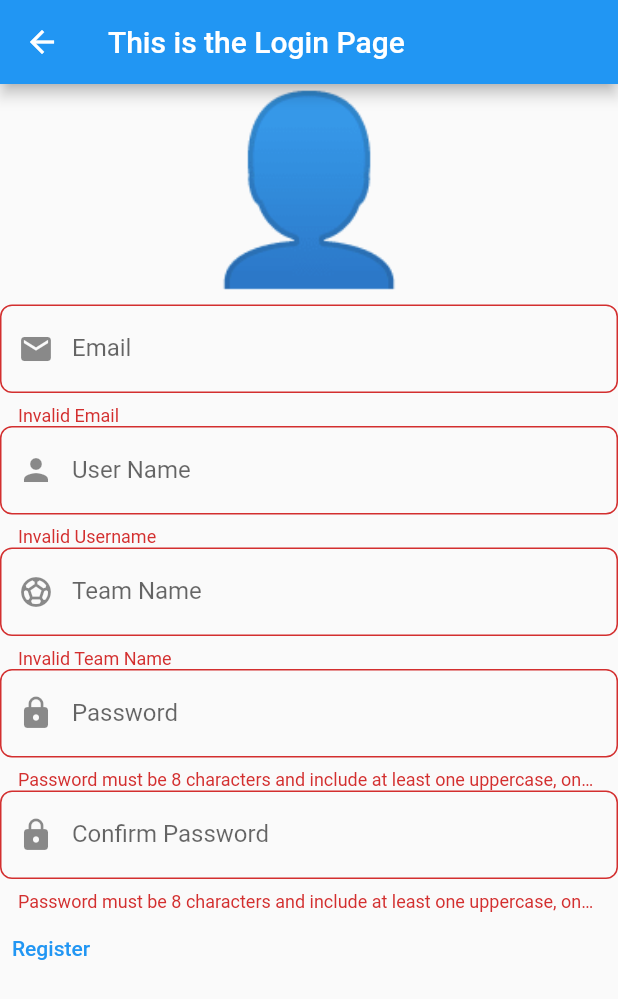
After one commit to Infotekkers/EFPL, a Flutter app: the screen it shows after launch, after a tap on "Register Here!", on a phone screen of 412 x 824 dp. The commit adds this screen. Shown: the top 999 px of the screen. Run offline on Flutter 3.47's test engine with Material 2 defaults, Android fonts, the phone set to English and light mode, and no system bars; our stand-ins replace bloc, dartz, flutter_bloc, flutter_boxicons, flutter_dotenv, flutter_svg and 5 more; missing offline and left inert: dart:js, http_interceptor; generated files the repository leaves out were written again; statements that could not run were skipped.

Commit message:
registration ui start

```diff
--- a/flutter-user-client/lib/application/auth/register_form/register_form_state.dart
+++ b/flutter-user-client/lib/application/auth/register_form/register_form_state.dart
@@ -13,6 +13,7 @@ abstract class RegisterFormState with _$RegisterFormState {
     required bool showErrorMessages,
     required bool isSubmitting,
     required Option<Either<AuthFailure, User>> authFailureOrSuccessOption,
+    required Option<Either<AuthFailure, Password>> isMatch,
   }) = _RegisterFormState;
 
   factory RegisterFormState.initial() => RegisterFormState(
@@ -26,5 +27,6 @@ abstract class RegisterFormState with _$RegisterFormState {
         showErrorMessages: false,
         isSubmitting: false,
         authFailureOrSuccessOption: none(),
+        isMatch: none(),
       );
 }
--- a/flutter-user-client/lib/domain/auth/auth_failure.dart
+++ b/flutter-user-client/lib/domain/auth/auth_failure.dart
@@ -10,6 +10,6 @@ abstract class AuthFailure with _$AuthFailure {
   const factory AuthFailure.emailAlreadyInUse() = EmailAlreadyInUse;
   const factory AuthFailure.invalidEmailPasswordCombination() =
       InvalidEmailPasswordCombination;
+  const factory AuthFailure.passwordDontMatch() = PasswordDontMatch;
   const factory AuthFailure.emailNotFound() = EmailNotFound;
-  const factory AuthFailure.passwordDontMatch() = PassordsDontMatch;
 }
--- a/flutter-user-client/lib/domain/auth/auth_value_objects.dart
+++ b/flutter-user-client/lib/domain/auth/auth_value_objects.dart
@@ -38,7 +38,7 @@ class UserName extends ValueObject<String> {
 
   factory UserName(String userNameStr) {
     return UserName._(
-      validateUserName(userNameStr),
+      validateName(userNameStr),
     );
   }
 
@@ -52,7 +52,7 @@ class TeamName extends ValueObject<String> {
 
   factory TeamName(String teamNameStr) {
     return TeamName._(
-      validateUserName(teamNameStr),
+      validateName(teamNameStr),
     );
   }
 
@@ -65,9 +65,7 @@ class Country extends ValueObject<String> {
   final Either<ValueFailure<String>, String> value;
 
   factory Country(String countryStr) {
-    return Country._(
-      validateUserName(countryStr),
-    );
+    return Country._(validateNotEmpty(countryStr));
   }
 
   const Country._(this.value);
@@ -79,9 +77,7 @@ class FavoriteEplTeam extends ValueObject<String> {
   final Either<ValueFailure<String>, String> value;
 
   factory FavoriteEplTeam(String favTeamStr) {
-    return FavoriteEplTeam._(
-      validateUserName(favTeamStr),
-    );
+    return FavoriteEplTeam._(validateNotEmpty(favTeamStr));
   }
 
   const FavoriteEplTeam._(this.value);
--- a/flutter-user-client/lib/domain/core/value_failures.dart
+++ b/flutter-user-client/lib/domain/core/value_failures.dart
@@ -9,7 +9,8 @@ abstract class ValueFailure<T> with _$ValueFailure<T> {
       InvalidEmail<T>;
   const factory ValueFailure.shortPassword({required String failedValue}) =
       ShortPassword<T>;
-  const factory ValueFailure.invalidUserName({required T failedValue}) =
-      InvalidUserName<T>;
+
+  const factory ValueFailure.invalidName({required T failedValue}) =
+      InvalidName<T>;
   const factory ValueFailure.empty({required T failedValue}) = Empty<T>;
 }
--- a/flutter-user-client/lib/domain/core/value_validators.dart
+++ b/flutter-user-client/lib/domain/core/value_validators.dart
@@ -1,4 +1,6 @@
 import 'package:dartz/dartz.dart';
+import 'package:efpl/domain/auth/auth_failure.dart';
+import 'package:efpl/domain/auth/auth_value_objects.dart';
 import 'package:efpl/domain/core/value_failures.dart';
 
 Either<ValueFailure<String>, String> validateNotEmpty(String input) {
@@ -29,12 +31,18 @@ Either<ValueFailure<String>, String> validatePassword(String input) {
   }
 }
 
-Either<ValueFailure<String>, String> validateUserName(String input) {
-  const nameRegex = r'''([A-Z][a-z]{1,})\w+\s+([A-Z][a-z]{0,})\w''';
+Either<AuthFailure, Password> passWordMatch(Password input1, Password input2) {
+  if (input2 == input1) {
+    return right(input2);
+  } else {
+    return left(const AuthFailure.passwordDontMatch());
+  }
+}
 
-  if (RegExp(nameRegex).hasMatch(input)) {
+Either<ValueFailure<String>, String> validateName(String input) {
+  if (input.isNotEmpty) {
     return right(input);
   } else {
-    return left(ValueFailure.invalidUserName(failedValue: input));
+    return left(ValueFailure.invalidName(failedValue: input));
   }
 }
--- a/flutter-user-client/lib/infrastructure/auth/auth_repository.dart
+++ b/flutter-user-client/lib/infrastructure/auth/auth_repository.dart
@@ -46,7 +46,6 @@ class AuthRepository implements IAuthRepository {
   Future<Either<AuthFailure, User>> registerUser(
       {required User user, required Password password}) async {
     final Uri url = Uri.parse("$_baseUrl/register");
-
     final UserDto userDtoOut = UserDto.fromDomain(user);
 
     final outGoingJson =
@@ -59,6 +58,8 @@ class AuthRepository implements IAuthRepository {
         // ignore: avoid_print
         print('success');
         return right(userDtoIn.toDomain());
+      } else if (response.statusCode == 400) {
+        return left(const AuthFailure.emailAlreadyInUse());
       } else {
         return left(const AuthFailure.serverError());
       }
--- /dev/null
+++ b/flutter-user-client/lib/presentation/authentication/register/register_view.dart
@@ -0,0 +1,25 @@
+import 'package:efpl/presentation/authentication/register/widgets/register_form.dart';
+import 'package:flutter/material.dart';
+import 'package:flutter_bloc/flutter_bloc.dart';
+import '../../../application/auth/register_form/register_form_bloc.dart';
+import '../../../application/util/util_bloc.dart';
+import '../../../injectable.dart';
+
+class RegisterPage extends StatelessWidget {
+  const RegisterPage({Key? key}) : super(key: key);
+
+  @override
+  Widget build(BuildContext context) {
+    final UtilBloc _utilBloc = getIt<UtilBloc>();
+    _utilBloc.add(const UtilEvent.setDefaultLocale());
+    return Scaffold(
+      appBar: AppBar(
+        title: const Text('This is the Login Page'),
+      ),
+      body: BlocProvider(
+        create: (context) => getIt<RegisterFormBloc>(),
+        child: const RegisterForm(),
+      ),
+    );
+  }
+}
--- /dev/null
+++ b/flutter-user-client/lib/presentation/authentication/register/widgets/register_form.dart
@@ -0,0 +1,226 @@
+import 'package:flutter/material.dart';
+import 'package:flutter_bloc/flutter_bloc.dart';
+
+import '../../../../services/snack_bar.dart';
+import '../../../../application/auth/register_form/register_form_bloc.dart';
+
+class RegisterForm extends StatelessWidget {
+  const RegisterForm({Key? key}) : super(key: key);
+
+  @override
+  Widget build(BuildContext context) {
+    return BlocConsumer<RegisterFormBloc, RegisterFormState>(
+      listener: (context, state) {
+        state.authFailureOrSuccessOption.fold(
+          () {},
+          (either) {
+            either.fold(
+              (failure) {
+                failure.maybeMap(
+                  // connection errors
+                  networkError: (_) {
+                    CustomSnackBar().showCustomSnackBar(
+                      showContext: context,
+                      headlineText: "Network Error",
+                      message: "Please check your connection",
+                      snackBarType: "warning",
+                    );
+                  },
+                  serverError: (_) {
+                    CustomSnackBar().showCustomSnackBar(
+                      showContext: context,
+                      headlineText: "Server Error",
+                      message: "Please check your connection",
+                      snackBarType: "warning",
+                    );
+                  },
+                  // Value failures
+                  cancelledByUser: (_) {
+                    CustomSnackBar().showCustomSnackBar(
+                      showContext: context,
+                      headlineText: "Cancellation!",
+                      message: "Process Cancelled by USer",
+                      snackBarType: "warning",
+                    );
+                  },
+                  emailAlreadyInUse: (_) {
+                    CustomSnackBar().showCustomSnackBar(
+                      showContext: context,
+                      headlineText: "Credential Issue",
+                      message: "Email Alrady In Use",
+                      snackBarType: "warning",
+                    );
+                  },
+
+                  orElse: () {
+                    CustomSnackBar().showCustomSnackBar(
+                      showContext: context,
+                      headlineText: "Something went wrong.",
+                      message: "Something went wrong. Try again!",
+                      snackBarType: "error",
+                    );
+                  },
+                );
+              },
+              (_) {},
+            );
+          },
+        );
+
+        state.isMatch.fold(
+          () => {},
+          (either) => either.fold(
+            (f) {
+              f.maybeMap(
+                  passwordDontMatch: (_) {
+                    CustomSnackBar().showCustomSnackBar(
+                      showContext: context,
+                      headlineText: "Credential Issue",
+                      message: "Passwords don't Match",
+                      snackBarType: "warning",
+                      showDuration: 1,
+                    );
+                  },
+                  orElse: () {});
+            },
+            (_) {},
+          ),
+        );
+      },
+      builder: (context, state) {
+        return Form(
+          autovalidateMode: AutovalidateMode.always,
+          child: ListView(
+            children: [
+              const Text(
+                '👤',
+                textAlign: TextAlign.center,
+                style: TextStyle(fontSize: 120),
+              ),
+              const SizedBox(
+                height: 6,
+              ),
+              TextFormField(
+                keyboardType: TextInputType.text,
+                decoration: const InputDecoration(
+                  prefixIcon: Icon(Icons.email),
+                  labelText: 'Email',
+                ),
+                autocorrect: false,
+                onChanged: (value) => BlocProvider.of<RegisterFormBloc>(context)
+                    .add(RegisterFormEvent.emailChanged(value)),
+                validator: (_) => context
+                    .read<RegisterFormBloc>()
+                    .state
+                    .email
+                    .value
+                    .fold(
+                        (f) => f.maybeMap(
+                            invalidEmail: (_) => 'Invalid Email',
+                            orElse: () => null),
+                        (_) => null),
+              ),
+              TextFormField(
+                keyboardType: TextInputType.text,
+                decoration: const InputDecoration(
+                  prefixIcon: Icon(Icons.person),
+                  labelText: 'User Name',
+                ),
+                autocorrect: false,
+                onChanged: (value) => BlocProvider.of<RegisterFormBloc>(context)
+                    .add(RegisterFormEvent.userNameChanged(value)),
+                validator: (_) => context
+                    .read<RegisterFormBloc>()
+                    .state
+                    .userName
+                    .value
+                    .fold(
+                        (f) => f.maybeMap(
+                            invalidName: (_) => 'Invalid Username',
+                            orElse: () => null),
+                        (_) => null),
+              ),
+              TextFormField(
+                keyboardType: TextInputType.text,
+                decoration: const InputDecoration(
+                  prefixIcon: Icon(Icons.sports_soccer),
+                  labelText: 'Team Name',
+                ),
+                autocorrect: false,
+                onChanged: (value) => BlocProvider.of<RegisterFormBloc>(context)
+                    .add(RegisterFormEvent.teamNameChanged(value)),
+                validator: (_) => context
+                    .read<RegisterFormBloc>()
+                    .state
+                    .teamName
+                    .value
+                    .fold(
+                        (f) => f.maybeMap(
+                            invalidName: (_) => 'Invalid Team Name',
+                            orElse: () => null),
+                        (_) => null),
+              ),
+              TextFormField(
+                keyboardType: TextInputType.text,
+                decoration: const InputDecoration(
+                  prefixIcon: Icon(Icons.lock),
+                  labelText: 'Password',
+                ),
+                autocorrect: false,
+                onChanged: (value) => BlocProvider.of<RegisterFormBloc>(context)
+                    .add(RegisterFormEvent.passwordChanged(value)),
+                validator: (_) => context
+                    .read<RegisterFormBloc>()
+                    .state
+                    .password
+                    .value
+                    .fold(
+                        (f) => f.maybeMap(
+                            shortPassword: (_) =>
+                                'Password must be 8 characters and include at least one uppercase, one lowercase, a symbol and a number',
+                            orElse: () => null),
+                        (_) => null),
+              ),
+              TextFormField(
+                // keyboardType: TextInputType.text,
+                decoration: const InputDecoration(
+                  prefixIcon: Icon(Icons.lock),
+                  labelText: 'Confirm Password',
+                ),
+                autocorrect: false,
+                onChanged: (value) => BlocProvider.of<RegisterFormBloc>(context)
+                    .add(RegisterFormEvent.confirmPasswordChanged(value)),
+                validator: (_) => context
+                    .read<RegisterFormBloc>()
+                    .state
+                    .confirmPassword
+                    .value
+                    .fold(
+                        (f) => f.maybeMap(
+                            shortPassword: (_) =>
+                                'Password must be 8 characters and include at least one uppercase, one lowercase, a symbol and a number',
+                            orElse: () => null),
+                        (_) => null),
+              ),
+              // the two dropdowns go here
+              Row(
+                children: [
+                  const Text(''),
+                  TextButton(
+                      onPressed: state.isSubmitting
+                          ? null
+                          : () {
+                              BlocProvider.of<RegisterFormBloc>(context).add(
+                                  const RegisterFormEvent
+                                      .registerUserPressed());
+                            },
+                      child: const Text('Register'))
+                ],
+              )
+            ],
+          ),
+        );
+      },
+    );
+  }
+}
--- a/flutter-user-client/lib/presentation/authentication/sign_in/widgets/sign_in_form.dart
+++ b/flutter-user-client/lib/presentation/authentication/sign_in/widgets/sign_in_form.dart
@@ -1,3 +1,4 @@
+import 'package:efpl/presentation/authentication/register/register_view.dart';
 import 'package:efpl/presentation/authentication/request_reset/request_reset_view.dart';
 import 'package:efpl/presentation/authentication/sign_in/sign_in_view.dart';
 import 'package:efpl/presentation/core/main_tab_view.dart';
@@ -157,6 +158,15 @@ class SignInForm extends StatelessWidget {
                   Navigator.push(
                       context,
                       MaterialPageRoute(
+                          builder: (context) => const RegisterPage()));
+                },
+                child: const Text('Register Here!'),
+              ),
+              ElevatedButton(
+                onPressed: () {
+                  Navigator.push(
+                      context,
+                      MaterialPageRoute(
                           builder: (context) => const RequestResetPage()));
                 },
                 child: const Text(
--- a/flutter-user-client/pubspec.yaml
+++ b/flutter-user-client/pubspec.yaml
@@ -26,6 +26,7 @@ dependencies:
   flutter_boxicons: ^3.0.0
   flutter_svg: ^1.0.3
 
+
 dev_dependencies:
   bloc_test: ^9.0.3
   build_runner: ^2.1.7
```
Also changed, not shown: flutter-user-client/lib/application/auth/register_form/register_form_bloc.dart (+23 -8 lines), flutter-user-client/lib/application/auth/register_form/register_form_bloc.freezed.dart, flutter-user-client/lib/domain/auth/auth_failure.freezed.dart, flutter-user-client/lib/domain/core/value_failures.freezed.dart, 1 other file.
